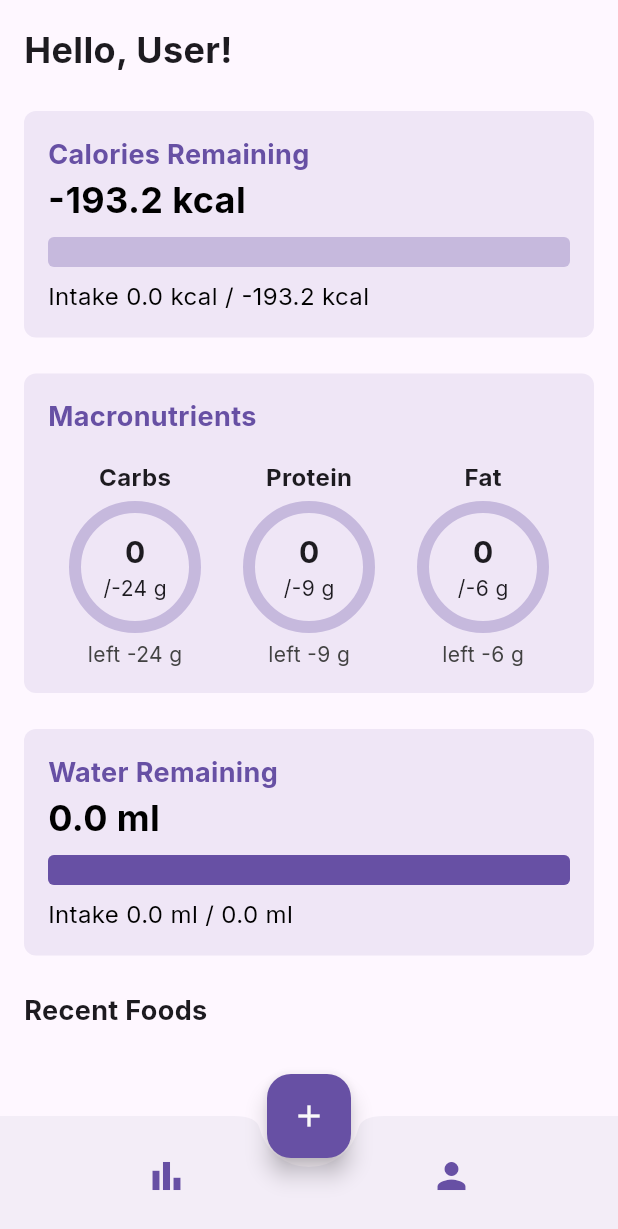
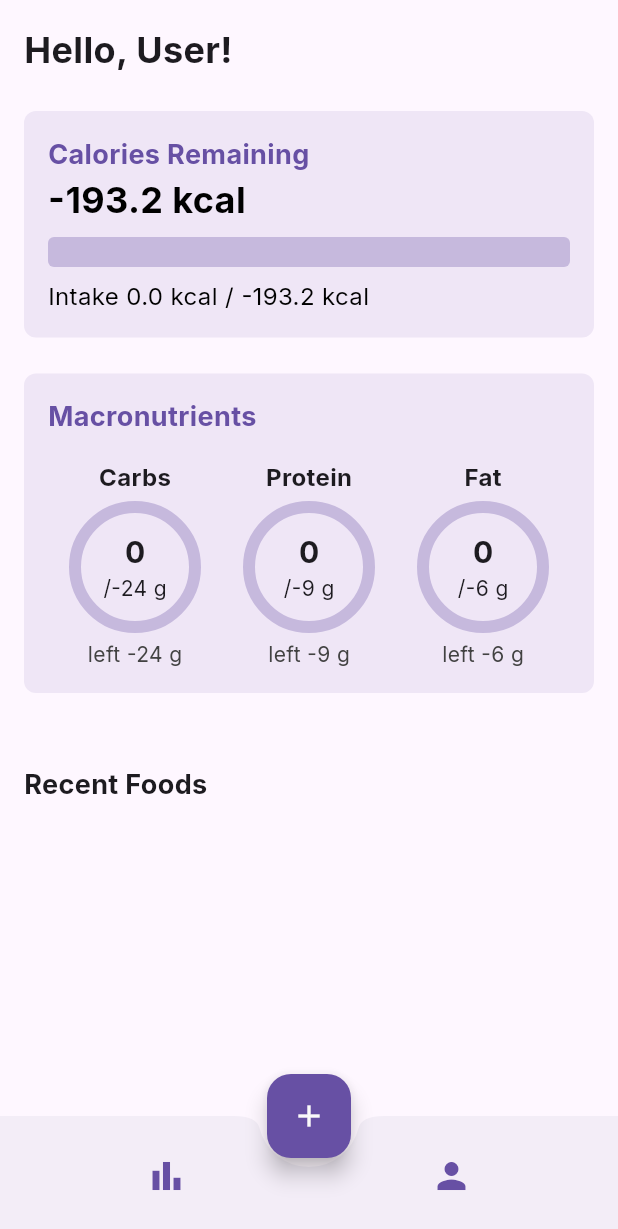
Before and after one commit to non3581/nutrition_tracker_application, a Flutter app: the HomePage screen opened directly with empty values, on a phone screen of 412 x 824 dp. Shown: the top 1229 px of the screen. Run offline on Flutter 3.47's test engine with Material 3 defaults, Android fonts, the phone set to English and light mode, and no system bars; our stand-ins replace google_fonts.

Commit message:
commit	modified:   lib/AddFoodPage.dart commit	modified:   lib/home_page.dart commit	modified:   lib/personal.dart

```diff
--- a/lib/AddFoodPage.dart
+++ b/lib/AddFoodPage.dart
@@ -28,12 +28,13 @@ class _AddFoodPageState extends State<AddFoodPage> {
 
       if (response.statusCode == 200) {
         final data = json.decode(response.body);
-        return {
-          'calories': data['calories'] ?? 0,
-          'carbs': data['totalNutrients']['CHOCDF']?['quantity'] ?? 0,
-          'protein': data['totalNutrients']['PROCNT']?['quantity'] ?? 0,
-          'fat': data['totalNutrients']['FAT']?['quantity'] ?? 0,
-        };
+return {
+  'calories': (data['calories'] ?? 0).toInt(),
+  'carbs': ((data['totalNutrients']['CHOCDF']?['quantity'] ?? 0) as double).toInt(),
+  'protein': ((data['totalNutrients']['PROCNT']?['quantity'] ?? 0) as double).toInt(),
+  'fat': ((data['totalNutrients']['FAT']?['quantity'] ?? 0) as double).toInt(),
+};
+
       } else {
         throw Exception('Failed to load nutrition data');
       }
--- a/lib/home_page.dart
+++ b/lib/home_page.dart
@@ -35,7 +35,7 @@ class _HomePageState extends State<HomePage> {
   double consumedCarbs = 0;
   double consumedProtein = 0;
   double consumedFat = 0;
-  double consumedWater = 0;
+  // double consumedWater = 0;
 
   double calculateCarbGoal() {
     double tdee = calculateTDEE();
@@ -91,9 +91,9 @@ class _HomePageState extends State<HomePage> {
     }
   }
 
-  double calculateWaterRequirement() {
-    return weight * 30; // Standard recommendation: 30 ml per kg of body weight
-  }
+  // double calculateWaterRequirement() {
+  //   return weight * 30; // Standard recommendation: 30 ml per kg of body weight
+  // }
 
   void _addFood(Map<String, dynamic> newFood) {
     setState(() {
@@ -103,9 +103,9 @@ class _HomePageState extends State<HomePage> {
       consumedProtein += newFood['protein'];
       consumedFat += newFood['fat'];
 
-      if (newFood['name'].toLowerCase() == 'water') {
-        consumedWater += newFood['weight'];
-      }
+      // if (newFood['name'].toLowerCase() == 'water') {
+      //   consumedWater += newFood['weight'];
+      // }
     });
   }
 
@@ -137,7 +137,7 @@ class _HomePageState extends State<HomePage> {
   @override
   Widget build(BuildContext context) {
     double totalCalories = calculateTDEE();
-    double totalWater = calculateWaterRequirement();
+    // double totalWater = calculateWaterRequirement();
 
     int carbGoal = (calculateCarbGoal()).toInt();
     int proteinGoal = (calculateProteinGoal()).toInt();
@@ -151,10 +151,10 @@ class _HomePageState extends State<HomePage> {
     int consumedCarbsInt = consumedCarbs.toInt();
     int consumedProteinInt = consumedProtein.toInt();
     int consumedFatInt = consumedFat.toInt();
-    int consumedWaterInt = consumedWater.toInt();
+    // int consumedWaterInt = consumedWater.toInt();
 
     double remainingCalories = totalCalories - consumedCalories;
-    double remainingWater = totalWater - consumedWater;
+    // double remainingWater = totalWater - consumedWater;
 
     return Scaffold(
       body: SingleChildScrollView(
@@ -416,52 +416,52 @@ class _HomePageState extends State<HomePage> {
               ),
             ),
             SizedBox(height: 24),
-            Container(
-              padding: EdgeInsets.all(16),
-              decoration: BoxDecoration(
-                color: Color(0xff6750a4).withOpacity(0.1),
-                borderRadius: BorderRadius.circular(8),
-              ),
-              child: Column(
-                crossAxisAlignment: CrossAxisAlignment.start,
-                children: [
-                  Text(
-                    'Water Remaining',
-                    style: TextStyle(
-                      fontSize: 18,
-                      fontWeight: FontWeight.bold,
-                      color: Color(0xff6750a4),
-                    ),
-                  ),
-                  Text(
-                    '${remainingWater.toStringAsFixed(1)} ml',
-                    style: TextStyle(
-                      fontSize: 24,
-                      fontWeight: FontWeight.bold,
-                      color: Colors.black,
-                    ),
-                  ),
-                  SizedBox(height: 8),
-                  ClipRRect(
-                    borderRadius: BorderRadius.circular(4),
-                    child: LinearProgressIndicator(
-                      value: consumedWater / totalWater,
-                      color: Color(0xff6750a4),
-                      backgroundColor: Color(0xff6750a4).withOpacity(0.3),
-                      minHeight: 20,
-                    ),
-                  ),
-                  SizedBox(height: 8),
-                  Text(
-                    'Intake ${consumedWater.toStringAsFixed(1)} ml / ${totalWater.toStringAsFixed(1)} ml',
-                    style: TextStyle(
-                      fontSize: 16,
-                      color: Colors.black,
-                    ),
-                  ),
-                ],
-              ),
-            ),
+            // Container(
+            //   padding: EdgeInsets.all(16),
+            //   decoration: BoxDecoration(
+            //     color: Color(0xff6750a4).withOpacity(0.1),
+            //     borderRadius: BorderRadius.circular(8),
+            //   ),
+            //   child: Column(
+            //     crossAxisAlignment: CrossAxisAlignment.start,
+            //     children: [
+            //       Text(
+            //         'Water Remaining',
+            //         style: TextStyle(
+            //           fontSize: 18,
+            //           fontWeight: FontWeight.bold,
+            //           color: Color(0xff6750a4),
+            //         ),
+            //       ),
+            //       Text(
+            //         '${remainingWater.toStringAsFixed(1)} ml',
+            //         style: TextStyle(
+            //           fontSize: 24,
+            //           fontWeight: FontWeight.bold,
+            //           color: Colors.black,
+            //         ),
+            //       ),
+            //       SizedBox(height: 8),
+            //       ClipRRect(
+            //         borderRadius: BorderRadius.circular(4),
+            //         child: LinearProgressIndicator(
+            //           value: consumedWater / totalWater,
+            //           color: Color(0xff6750a4),
+            //           backgroundColor: Color(0xff6750a4).withOpacity(0.3),
+            //           minHeight: 20,
+            //         ),
+            //       ),
+            //       SizedBox(height: 8),
+            //       Text(
+            //         'Intake ${consumedWater.toStringAsFixed(1)} ml / ${totalWater.toStringAsFixed(1)} ml',
+            //         style: TextStyle(
+            //           fontSize: 16,
+            //           color: Colors.black,
+            //         ),
+            //       ),
+            //     ],
+            //   ),
+            // ),
             SizedBox(height: 24),
             Text(
               'Recent Foods',
--- a/lib/personal.dart
+++ b/lib/personal.dart
@@ -70,9 +70,15 @@ class _EditPersonalInfoPageState extends State<EditPersonalInfoPage> {
         title: Text('Edit Personal Information'),
         backgroundColor: Color(0xff6750a4),
         leading: IconButton(
-          icon: Icon(Icons.arrow_back),
+          icon: Icon(Icons.arrow_back,color: Color(0xfffafafa)),
           onPressed: () => Navigator.of(context).pop(),
         ),
+        titleTextStyle: TextStyle(
+          color: Color(0xfffafafa),
+          fontSize: 20,
+          fontWeight: FontWeight.bold,
+        ),
+
       ),
       body: Padding(
         padding: const EdgeInsets.all(16.0),
```
